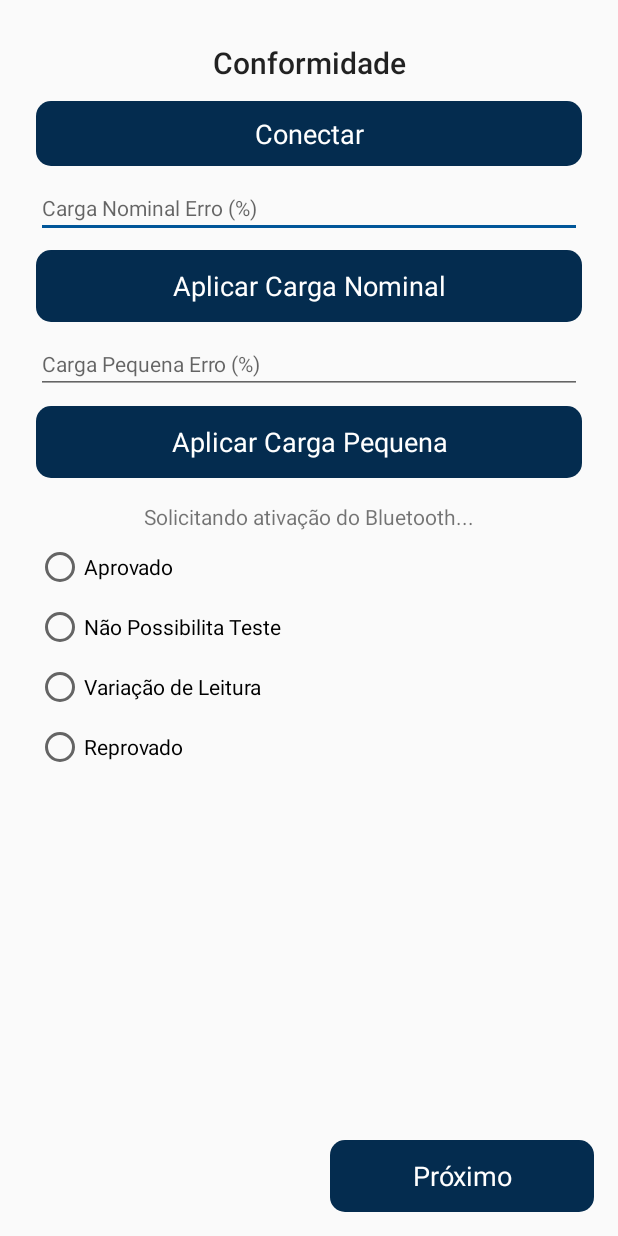
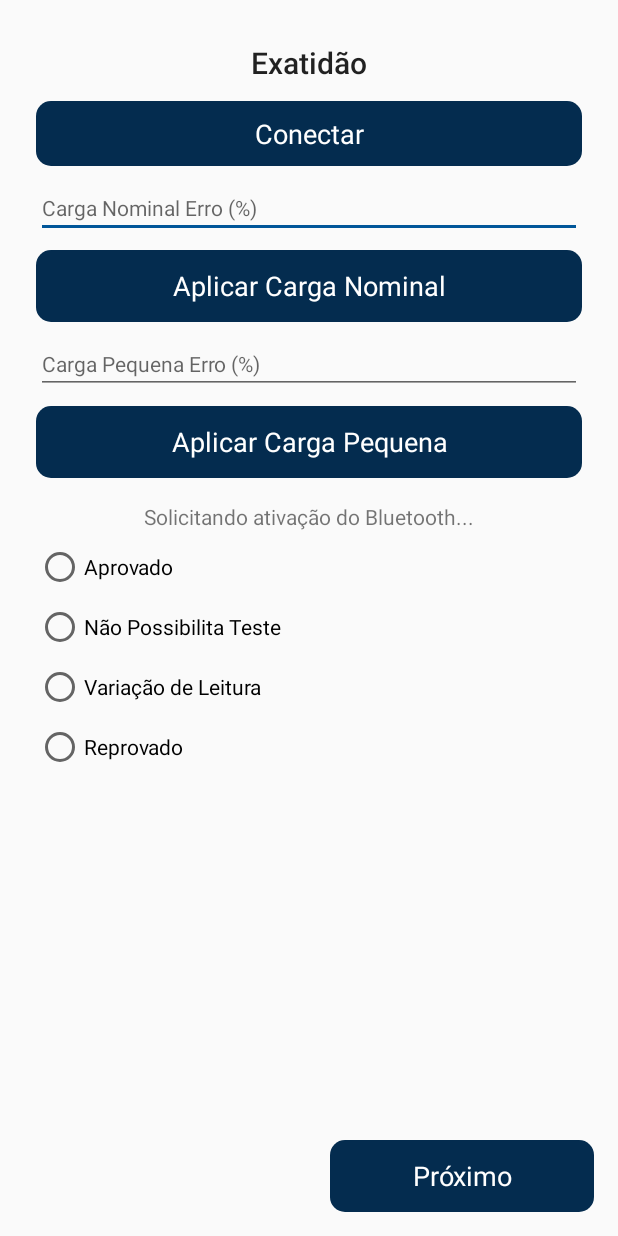
Before and after one commit to loraineduarte/ProjetoBalancaDePrecisao, an Android app: the InspecaoConformidadeActivity screen opened directly, with no data from a screen before it, on a phone screen of 412 x 824 dp. Run offline under Robolectric (Android 15) with nearby library versions, the phone set to English and light mode, and no system bars; libraries missing offline, so code that uses them is left out: com.orhanobut.hawk; 2 statements that could not run were skipped.

Commit message:
Consertado o bug : - Na tela do teste de exatidão, atualmente é exibido o título "Conformidade". Conferir se esse é o nome correto para o teste, acredito que seja "Exatidão".

```diff
--- a/app/src/main/res/layout/activity_inspecao_conformidade.xml
+++ b/app/src/main/res/layout/activity_inspecao_conformidade.xml
@@ -15,7 +15,7 @@
         android:layout_marginStart="24dp"
         android:layout_marginTop="24dp"
         android:gravity="center"
-        android:text="@string/conformidade"
+        android:text="Exatidão"
         android:textAppearance="@android:style/TextAppearance.Material.DialogWindowTitle"
         app:layout_constraintEnd_toEndOf="parent"
         app:layout_constraintStart_toStartOf="parent"
```
Also changed, not shown: app/src/main/java/com/memtpadraomonofasico/apppadromonofsico/Atividades/RelatorioVerificacao/Testes/InspecaoConformidade/InspecaoConformidadeActivity.java (line endings or trailing spaces).
